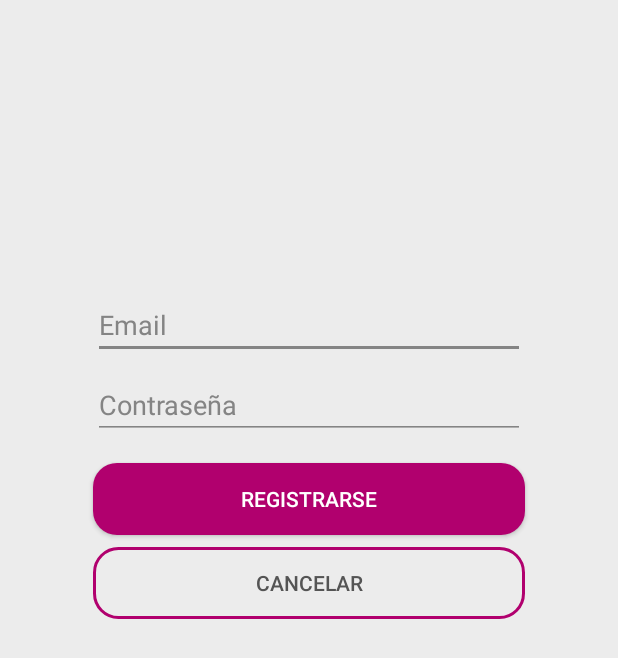
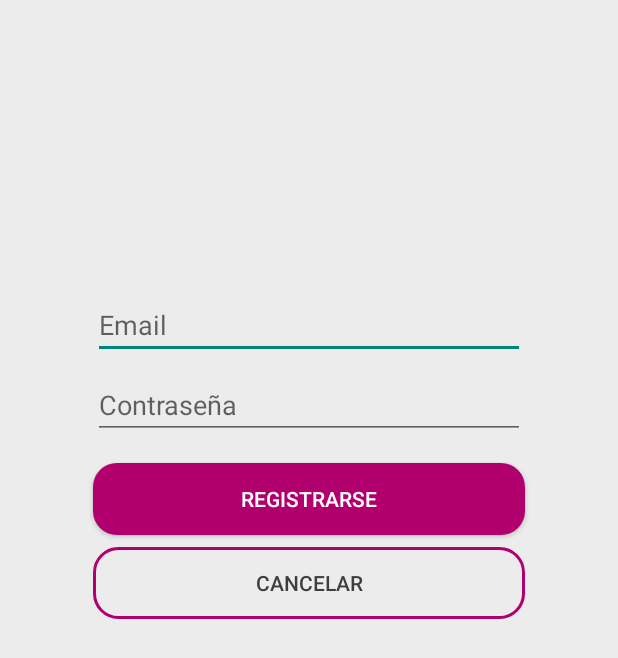
Before and after one commit to CeliaHFerreira/CatPedia-Android, an Android app: the screen it shows after launch (EnrollmentActivity), after a tap on "REGISTRARSE", on a phone screen of 412 x 824 dp. Shown: the top 658 px of the screen. Run offline under Robolectric (Android 15) with nearby library versions, the phone set to English and light mode, and no system bars; our stand-ins replace Firebase (no records; nobody signed in at launch, a user with empty details on screens opened directly).

Commit message:
Show some theme colours
WIP theme application

```diff
--- a/app/src/main/AndroidManifest.xml
+++ b/app/src/main/AndroidManifest.xml
@@ -8,7 +8,7 @@
         android:label="@string/app_name"
         android:roundIcon="@mipmap/ic_launcher_round"
         android:supportsRtl="true"
-        android:theme="@style/Theme.AppCompat.NoActionBar">
+        android:theme="@style/Theme.AppCompat.Light.NoActionBar">
         <activity android:name="com.celia.catpedia_android.EnrollmentActivity" />
         <activity android:name="com.celia.catpedia_android.HomeActivity" />
         <activity android:name="com.celia.catpedia_android.LoginActivity">
--- a/app/src/main/res/drawable/button_rounded.xml
+++ b/app/src/main/res/drawable/button_rounded.xml
@@ -1,5 +1,5 @@
 <?xml version="1.0" encoding="utf-8"?>
 <shape xmlns:android="http://schemas.android.com/apk/res/android">
     <corners android:radius="16dp"/>
-    <solid android:color="@color/dark_pink_purple"/>
+    <solid android:color="@color/dark_pink"/>
 </shape>
--- a/app/src/main/res/drawable/button_rounded_border.xml
+++ b/app/src/main/res/drawable/button_rounded_border.xml
@@ -2,5 +2,5 @@
 <shape xmlns:android="http://schemas.android.com/apk/res/android">
     <corners android:radius="16dp"/>
     <stroke android:width="2dp"
-        android:color="@color/dark_pink_purple"></stroke>
+        android:color="@color/dark_pink"></stroke>
 </shape>
--- a/app/src/main/res/layout/activity_enrollment.xml
+++ b/app/src/main/res/layout/activity_enrollment.xml
@@ -16,7 +16,7 @@
         app:layout_constraintEnd_toEndOf="parent"
         app:layout_constraintStart_toStartOf="parent"
         app:layout_constraintTop_toTopOf="parent"
-        tools:src="@tools:sample/avatars" />
+        tools:src="@drawable/cat" />
 
     <EditText
         android:id="@+id/emailET"
@@ -30,10 +30,7 @@
         android:inputType="textPersonName"
         app:layout_constraintEnd_toEndOf="parent"
         app:layout_constraintStart_toStartOf="parent"
-        app:layout_constraintTop_toBottomOf="@+id/imageView"
-        android:backgroundTint="@color/grey_dark"
-        android:textColorHint="@color/grey_dark"
-        android:textColor="@color/grey_dark_text"/>
+        app:layout_constraintTop_toBottomOf="@+id/imageView"/>
 
     <EditText
         android:id="@+id/passwordET"
@@ -47,10 +44,7 @@
         android:inputType="textPassword"
         app:layout_constraintEnd_toEndOf="parent"
         app:layout_constraintStart_toStartOf="parent"
-        app:layout_constraintTop_toBottomOf="@+id/emailET"
-        android:backgroundTint="@color/grey_dark"
-        android:textColorHint="@color/grey_dark"
-        android:textColor="@color/grey_dark_text"/>
+        app:layout_constraintTop_toBottomOf="@+id/emailET"/>
 
     <Button
         android:id="@+id/enrollmentButton"
@@ -60,6 +54,7 @@
         android:layout_marginTop="16dp"
         android:layout_marginEnd="62dp"
         android:text="@string/signin"
+        android:textColor="@color/white"
         app:layout_constraintEnd_toEndOf="parent"
         app:layout_constraintStart_toStartOf="parent"
         app:layout_constraintTop_toBottomOf="@+id/passwordET"
--- a/app/src/main/res/values/colors.xml
+++ b/app/src/main/res/values/colors.xml
@@ -1,14 +1,15 @@
 <?xml version="1.0" encoding="utf-8"?>
 <resources>
-    <color name="purple_200">#FFBB86FC</color>
-    <color name="purple_500">#FF6200EE</color>
-    <color name="purple_700">#FF3700B3</color>
-    <color name="teal_200">#FF03DAC5</color>
-    <color name="teal_700">#FF018786</color>
     <color name="black">#FF000000</color>
     <color name="white">#FFFFFFFF</color>
-    <color name="dark_pink_purple">#FFB1006E</color>
     <color name="grey_ligth">#FFECECEC</color>
-    <color name="grey_dark">#FF848484</color>
-    <color name="grey_dark_text">#FF545454</color>
+    <color name="grey_dark_text">#3E3E3E</color>
+    <color name="brown_dark">#FF451E08</color>
+    <color name="brown_redish">#FF450605</color>
+    <color name="brown_light">#FF835434</color>
+    <color name="yellow_bright">#FFFFC800</color>
+    <color name="dark_pink">#FFB1006E</color>
+    <color name="pink_bright">#F65889</color>
+    <color name="pink_light">#FFFC96F3</color>
+    <color name="red_bright">#FFF70007</color>
 </resources>
--- a/app/src/main/res/values/strings.xml
+++ b/app/src/main/res/values/strings.xml
@@ -5,6 +5,6 @@
     <string name="login">Entrar</string>
     <string name="signin">Registrarse</string>
     <string name="cancel">Cancelar</string>
-    <string name="prefs_file">com.celia.catfacts.PREFERENCE_FILE_KEY</string>
+    <string name="prefs_file">com.celia.catpedia_android.PREFERENCE_FILE_KEY</string>
     <string name="sign_in_with_google">Login con google</string>
 </resources>
```
Also changed, not shown: app/src/main/res/layout/activity_login.xml (+2 -7 lines), app/src/main/res/values-night/themes.xml (+6 -8 lines), app/src/main/res/values/themes.xml (+5 -7 lines), app/src/main/res/drawable/cat.png (added), app/src/main/res/drawable/cat_angry.png (added), app/src/main/res/drawable/cat_edit.png (added), app/src/main/res/drawable/cat_love.png (added), app/src/main/res/drawable/cat_ring.png (added).
